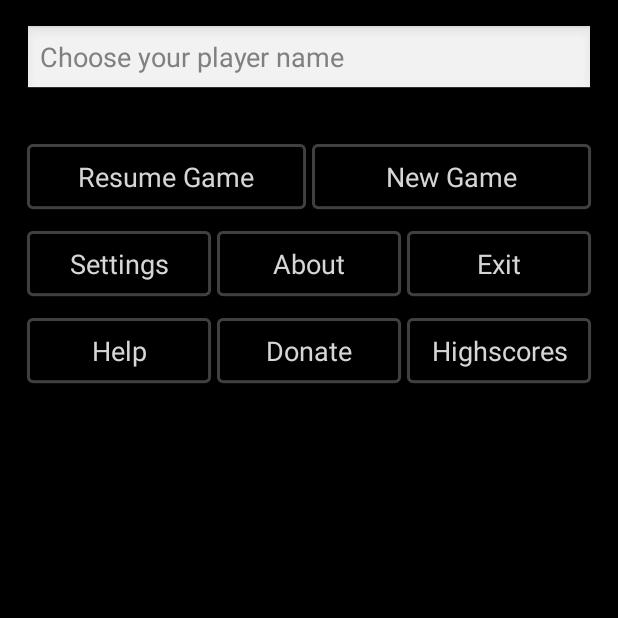
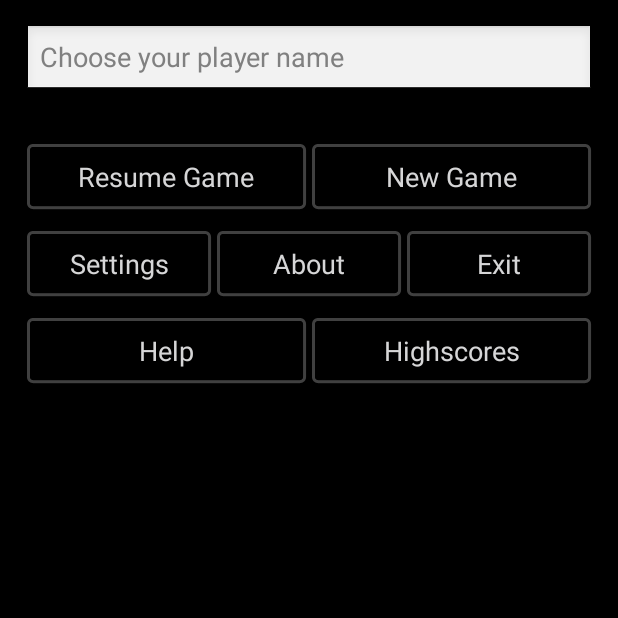
Before and after one commit to hamaianh/Blockinger, an Android app: the screen it shows after launch (MainActivity), on a phone screen of 412 x 824 dp, the top half of it. Run offline under Robolectric (Android 15) with nearby library versions, the phone set to English and light mode, and no system bars; pictures from the network do not load; 2 statements that could not run were skipped.

Commit message:
refs #5 Hide donate Paypal

```diff
--- a/app/src/main/java/hamaianh/online/com/activities/MainActivity.java
+++ b/app/src/main/java/hamaianh/online/com/activities/MainActivity.java
@@ -291,9 +291,9 @@ public class MainActivity extends Activity {
 		startActivity(intent2);
 	}
 
-	public void onClickDonate(View view){
+	/*public void onClickDonate(View view){
 		donateDialog.show();
-	}
+	}*/
 
     @Override
     protected void onPause() {
--- a/app/src/main/res/layout/activity_main.xml
+++ b/app/src/main/res/layout/activity_main.xml
@@ -124,7 +124,7 @@
             android:textColor="@color/square_error"
             android:textColorHint="@color/holo_grey" />
 
-        <Button
+        <!--<Button
             android:id="@+id/donate_button_id"
             style="@android:style/Widget.ImageWell"
             android:layout_width="0dp"
@@ -134,7 +134,7 @@
             android:text="@string/action_donate"
             android:textAppearance="?android:attr/textAppearanceMedium"
             android:textColor="@color/square_error"
-            android:textColorHint="@color/holo_grey" />
+            android:textColorHint="@color/holo_grey" />-->
 
         <Button
             android:id="@+id/highscoresButton"
```
